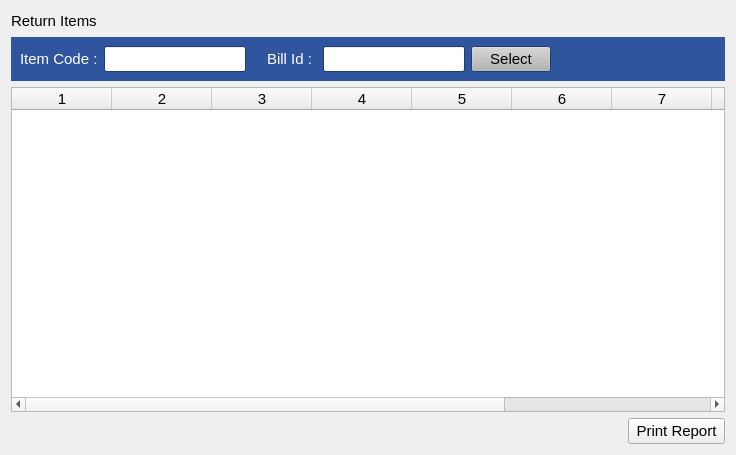
Above: estorecpp/returnitems.ui from Watti/estorecpp before the change. Below: the same form after it.
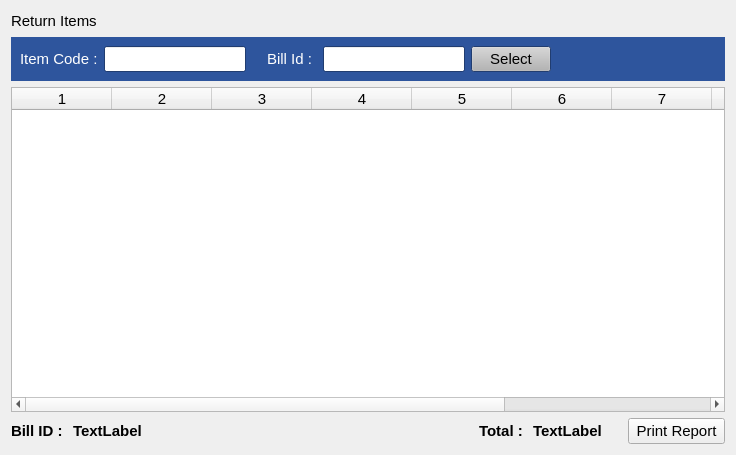
That is the form after the change.

Commit message: return total added to the ui

Patch:
```diff
--- a/estorecpp/returnitems.ui
+++ b/estorecpp/returnitems.ui
@@ -650,6 +650,34 @@
    </item>
    <item>
     <layout class="QHBoxLayout" name="horizontalLayout">
+     <item>
+      <widget class="QLabel" name="label">
+       <property name="font">
+        <font>
+         <pointsize>11</pointsize>
+         <weight>75</weight>
+         <bold>true</bold>
+        </font>
+       </property>
+       <property name="text">
+        <string>Bill ID : </string>
+       </property>
+      </widget>
+     </item>
+     <item>
+      <widget class="QLabel" name="billIdLbl">
+       <property name="font">
+        <font>
+         <pointsize>11</pointsize>
+         <weight>75</weight>
+         <bold>true</bold>
+        </font>
+       </property>
+       <property name="text">
+        <string>TextLabel</string>
+       </property>
+      </widget>
+     </item>
      <item>
       <spacer name="horizontalSpacer">
        <property name="orientation">
@@ -663,6 +691,50 @@
        </property>
       </spacer>
      </item>
+     <item>
+      <widget class="QLabel" name="label_5">
+       <property name="font">
+        <font>
+         <pointsize>11</pointsize>
+         <weight>75</weight>
+         <bold>true</bold>
+        </font>
+       </property>
+       <property name="text">
+        <string>Total : </string>
+       </property>
+      </widget>
+     </item>
+     <item>
+      <widget class="QLabel" name="totalLbl">
+       <property name="font">
+        <font>
+         <pointsize>11</pointsize>
+         <weight>75</weight>
+         <bold>true</bold>
+        </font>
+       </property>
+       <property name="text">
+        <string>TextLabel</string>
+       </property>
+      </widget>
+     </item>
+     <item>
+      <spacer name="horizontalSpacer_2">
+       <property name="orientation">
+        <enum>Qt::Horizontal</enum>
+       </property>
+       <property name="sizeType">
+        <enum>QSizePolicy::Fixed</enum>
+       </property>
+       <property name="sizeHint" stdset="0">
+        <size>
+         <width>20</width>
+         <height>20</height>
+        </size>
+       </property>
+      </spacer>
+     </item>
      <item>
       <widget class="QPushButton" name="printBtn">
        <property name="font">
```
The commit also changes 2 other files.
